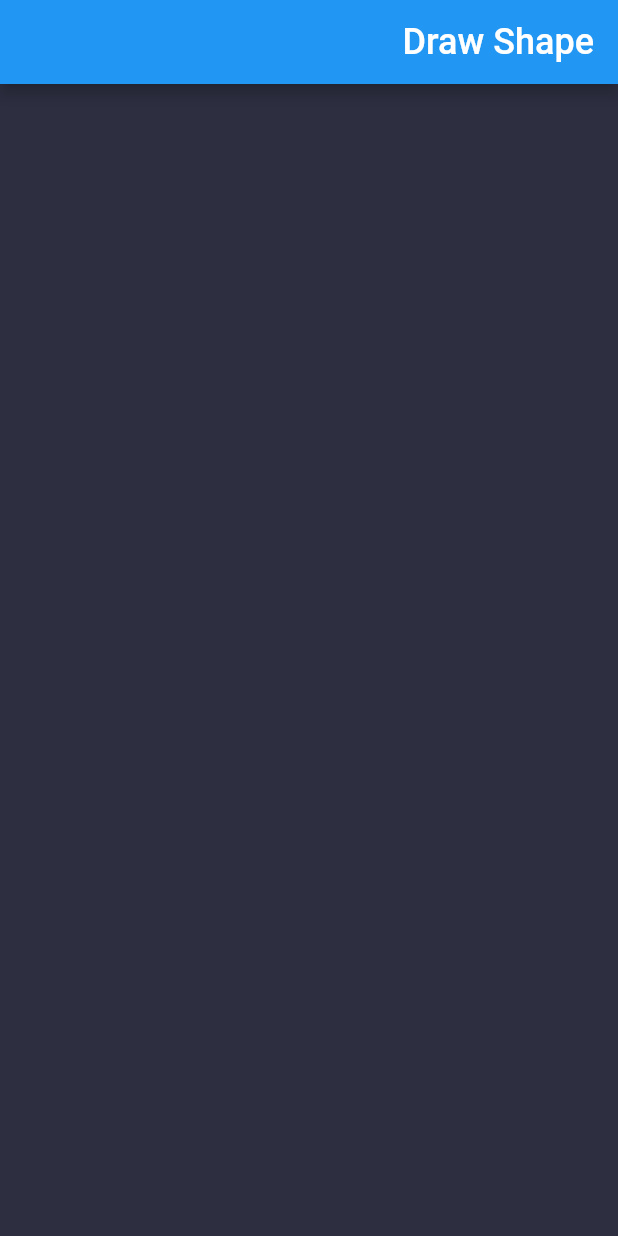
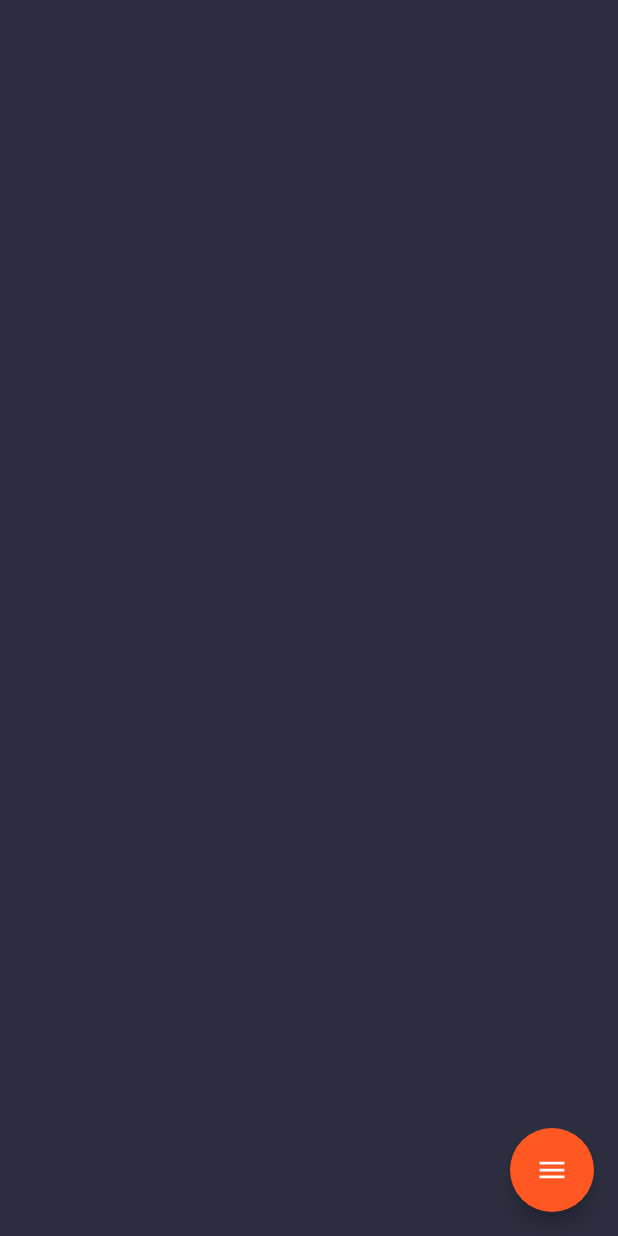
Before and after one commit to tanzil114/playwithme, a Flutter app: the screen it shows after launch, on a phone screen of 412 x 824 dp. Run offline on Flutter 3.47's test engine with Material 2 defaults, Android fonts, the phone set to English and light mode, and no system bars; drawn by our look-alikes of flutter_speed_dial.

Commit message:
Added SpeedDial, Reset Button

```diff
--- a/lib/main.dart
+++ b/lib/main.dart
@@ -12,7 +12,7 @@ class MyApp extends StatelessWidget {
       debugShowCheckedModeBanner: false,
       title: 'Play With Me',
       theme: ThemeData(
-        primarySwatch: Colors.blue,
+        primarySwatch: Colors.deepOrange,
         visualDensity: VisualDensity.adaptivePlatformDensity,
       ),
       home: HomeScreen(),
--- a/lib/src/screens/home_screen.dart
+++ b/lib/src/screens/home_screen.dart
@@ -1,4 +1,5 @@
 import 'package:flutter/material.dart';
+import 'package:flutter_speed_dial/flutter_speed_dial.dart';
 import 'package:playwithme/src/constants/app_config.dart';
 
 class HomeScreen extends StatefulWidget {
@@ -10,17 +11,36 @@ class _HomeScreenState extends State<HomeScreen> {
   List<Offset> _objectPoints = [];
   Offset objectPoint;
   bool shouldJoinPoints = false;
+  String _dropDownValue = 'Drag';
   @override
   Widget build(BuildContext context) {
     return Scaffold(
-      appBar: AppBar(
-        actions: [
-          FlatButton(
-              child: Text(shouldJoinPoints ? 'Select Points' : 'Draw Shape',
-                  style: TextStyle(color: Colors.white, fontSize: 24)),
-              onPressed: () {
-                joinPoints();
-              })
+      floatingActionButton: SpeedDial(
+        marginRight: 18,
+        marginBottom: 20,
+        animatedIcon: AnimatedIcons.menu_close,
+        animatedIconTheme: IconThemeData(size: 22.0),
+        shape: CircleBorder(),
+        children: [
+          SpeedDialChild(
+            child: Icon(Icons.accessibility),
+            backgroundColor: Colors.red,
+            label: shouldJoinPoints ? 'Select Points' : 'Draw Object',
+            labelStyle: TextStyle(fontSize: 18.0),
+            onTap: () => joinPoints(),
+          ),
+          SpeedDialChild(
+            child: Icon(Icons.accessibility),
+            backgroundColor: Colors.red,
+            label: 'Reset',
+            labelStyle: TextStyle(fontSize: 18.0),
+            onTap: () {
+              setState(() {
+                _objectPoints.clear();
+                shouldJoinPoints = false;
+              });
+            },
+          ),
         ],
       ),
       body: GestureDetector(
@@ -49,6 +69,10 @@ class _HomeScreenState extends State<HomeScreen> {
     setState(() {
       shouldJoinPoints = !shouldJoinPoints;
     });
+  }
+
+  void dragObject() {
+    print('dragObject :/');
   }
 }
 
--- a/pubspec.yaml
+++ b/pubspec.yaml
@@ -28,6 +28,8 @@ dependencies:
   # The following adds the Cupertino Icons font to your application.
   # Use with the CupertinoIcons class for iOS style icons.
   cupertino_icons: ^1.0.0
+  flutter_speed_dial: ^1.2.5
+  flutter_colorpicker: ^0.3.4
 
 dev_dependencies:
   flutter_test:
```
Also changed, not shown: pubspec.lock.
